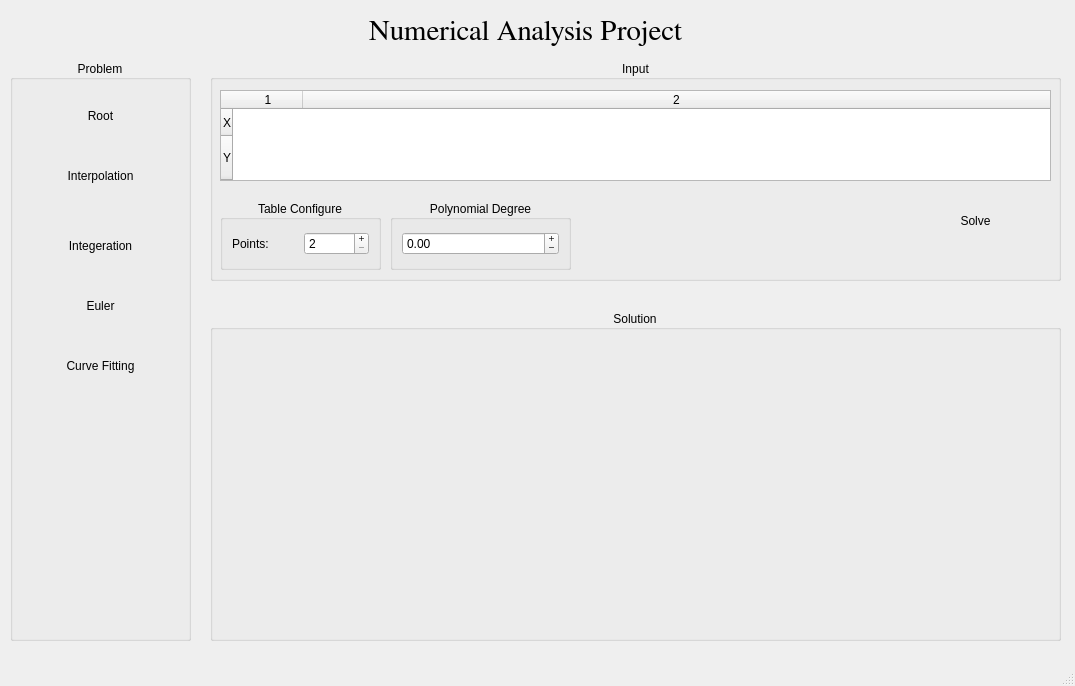
This is mainwindow.ui in ZiadMD/Numerical-Analysis-project as Qt 5 draws it before an edit. The edited form follows.
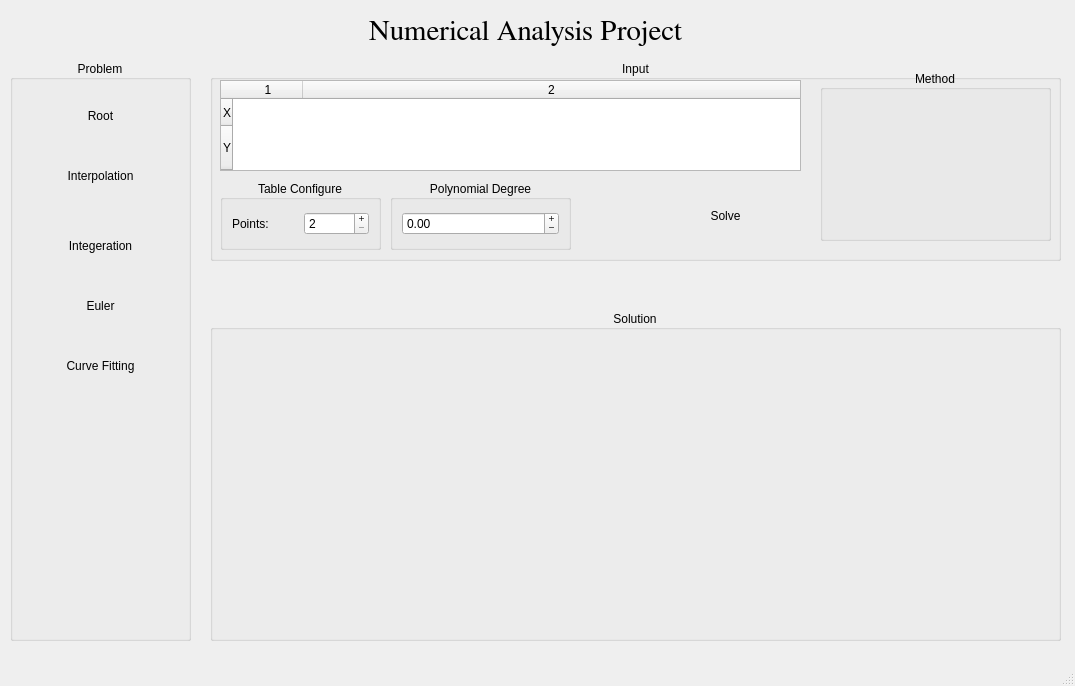
This is the edited form. The open tabs and pages were chosen to show the change. Icons and pictures are not drawn.

Commit message: N2ol bsm allah

Diff of the .ui file:
```diff
--- a/mainwindow.ui
+++ b/mainwindow.ui
@@ -1414,7 +1414,7 @@
         <x>10</x>
         <y>10</y>
         <width>851</width>
-        <height>221</height>
+        <height>201</height>
        </rect>
       </property>
       <property name="title">
@@ -1427,7 +1427,7 @@
        <property name="geometry">
         <rect>
          <x>10</x>
-         <y>140</y>
+         <y>120</y>
          <width>161</width>
          <height>70</height>
         </rect>
@@ -1461,10 +1461,10 @@
       <widget class="QPushButton" name="InterpolationSolveButton_2">
        <property name="geometry">
         <rect>
-         <x>690</x>
+         <x>440</x>
          <y>130</y>
          <width>151</width>
-         <height>61</height>
+         <height>51</height>
         </rect>
        </property>
        <property name="cursor">
@@ -1481,8 +1481,8 @@
        <property name="geometry">
         <rect>
          <x>10</x>
-         <y>30</y>
-         <width>831</width>
+         <y>20</y>
+         <width>581</width>
          <height>91</height>
         </rect>
        </property>
@@ -1545,7 +1545,7 @@
        <property name="geometry">
         <rect>
          <x>180</x>
-         <y>140</y>
+         <y>120</y>
          <width>181</width>
          <height>70</height>
         </rect>
@@ -1569,6 +1569,22 @@
         </item>
        </layout>
       </widget>
+      <widget class="QGroupBox" name="groupBox_22">
+       <property name="geometry">
+        <rect>
+         <x>610</x>
+         <y>10</y>
+         <width>231</width>
+         <height>171</height>
+        </rect>
+       </property>
+       <property name="title">
+        <string>Method</string>
+       </property>
+       <property name="alignment">
+        <set>Qt::AlignmentFlag::AlignCenter</set>
+       </property>
+      </widget>
      </widget>
      <widget class="QGroupBox" name="groupBox_18">
       <property name="geometry">
```
Left out of the diff: 2 changed lines with no effect on the pictures.
